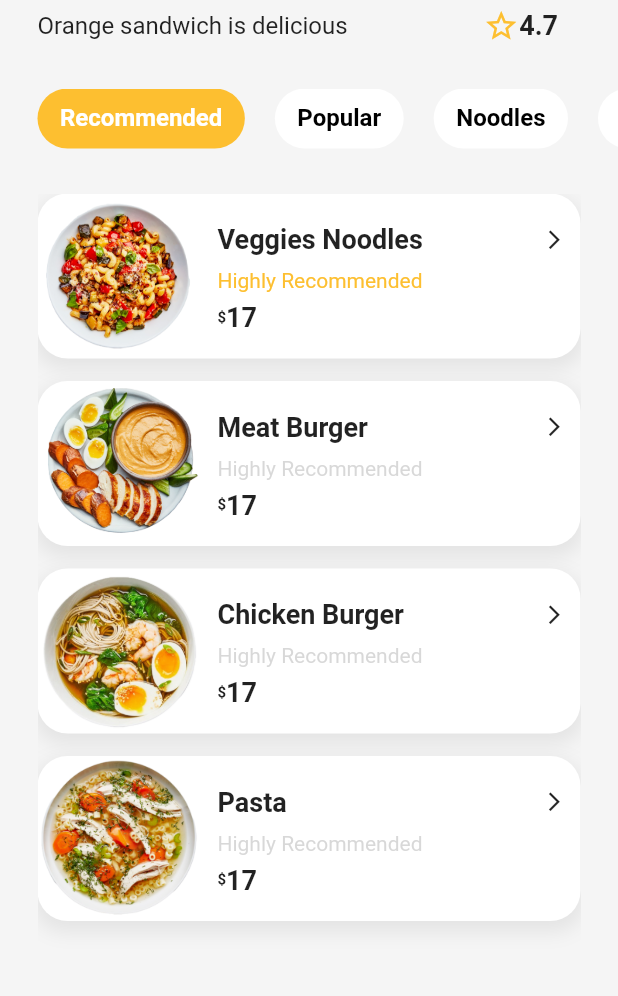
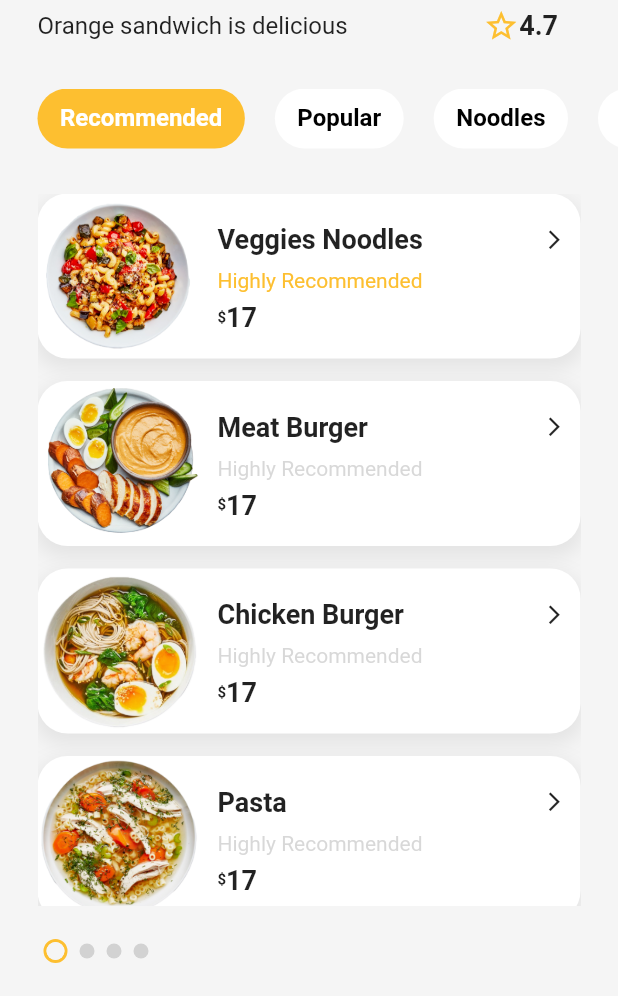
Before and after one commit to KhadijaMakkaoui/Food-Delivery, a Flutter app: the screen it shows after launch, on a phone screen of 412 x 824 dp, the part 240-1236 px from its top. Run offline on Flutter 3.47's test engine with Material 2 defaults, Android fonts, the phone set to English and light mode, and no system bars; drawn by our look-alikes of smooth_page_indicator.

Commit message:
Implement smooth page indicator in home pageÃ

```diff
--- a/delivery_app/lib/screens/home/home.dart
+++ b/delivery_app/lib/screens/home/home.dart
@@ -2,6 +2,7 @@ import 'package:delivery_app/constants/colors.dart';
 import 'package:delivery_app/widgets/food_list.dart';
 import 'package:delivery_app/widgets/restaurant_info.dart';
 import 'package:flutter/material.dart';
+import 'package:smooth_page_indicator/smooth_page_indicator.dart';
 
 import '../../models/restaurant.dart';
 import '../../widgets/custom_app_bar.dart';
@@ -47,6 +48,35 @@ class _HomePageState extends State<HomePage> {
               pageController,
               restaurant
             ),
+          ),
+          Container(
+            padding: const EdgeInsets.symmetric(horizontal: 25),
+            height: 60,
+            child: SmoothPageIndicator(
+              controller: pageController,
+              count:restaurant.menu.length,
+              effect: CustomizableEffect(
+                dotDecoration: DotDecoration(
+                  width: 10,
+                  height: 10,
+                  color: Colors.grey.withOpacity(0.4),
+                  borderRadius: BorderRadius.circular(8),
+                ),
+                activeDotDecoration: DotDecoration(
+                  width: 12,
+                  height: 12,
+                  color: kBackground,
+                  borderRadius: BorderRadius.circular(10),
+                  dotBorder: const DotBorder(
+                    color: kPrimaryColor,
+                    width: 2,
+                  ),
+                ),
+              ),
+              onDotClicked: (index){
+                pageController.jumpToPage(index);
+              },
+            ),
           )
         ],
       ),
```
